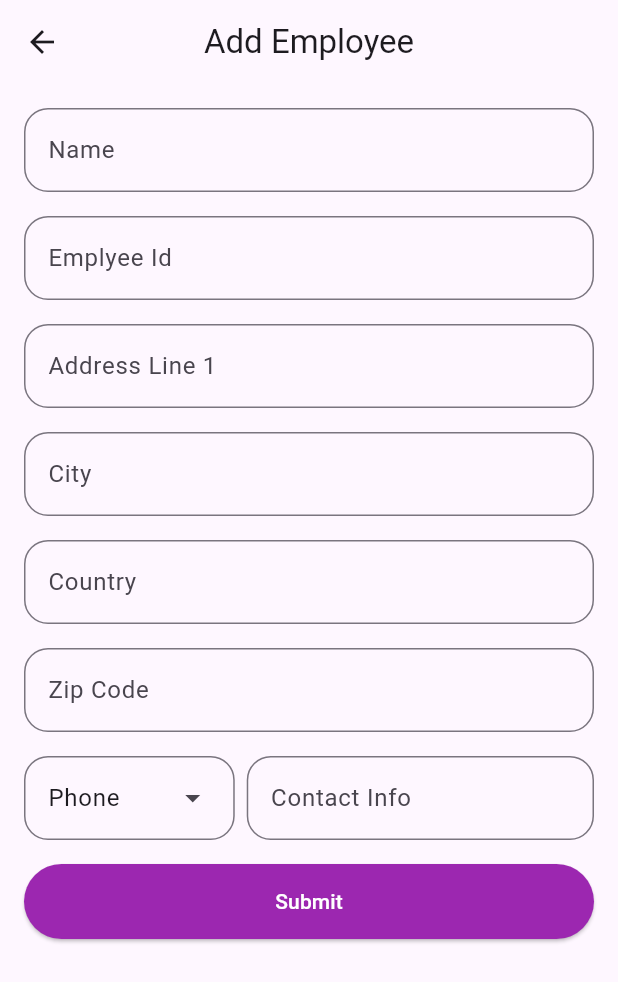
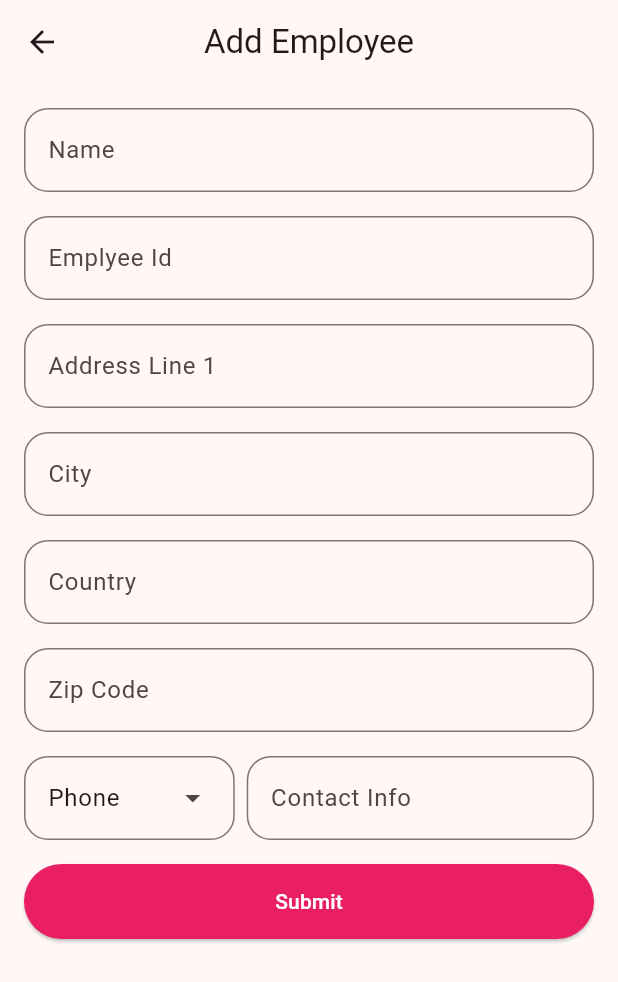
Before and after one commit to Akhand-Pratap-Tiwari/cosmo_test_CRUD_app, a Flutter app: the screen it shows after launch, after a tap on "Add Employee", on a phone screen of 412 x 824 dp. Shown: the top 982 px of the screen. Run offline on Flutter 3.47's test engine with Material 3 defaults, Android fonts, the light colour scheme and no system bars.

Commit message:
Main home page decoration done Create employee page done Details screen on going

```diff
--- a/lib/main.dart
+++ b/lib/main.dart
@@ -15,7 +15,12 @@ class MyApp extends StatelessWidget {
     return MaterialApp(
       title: 'Cosmos CRUD',
       theme: ThemeData(
-        colorScheme: ColorScheme.fromSeed(seedColor: Colors.deepPurple),
+        // textTheme: Theme.of(context).textTheme.apply(
+        //       bodyColor: Colors.white,
+        //       displayColor: Colors.white,
+        //     ),
+        listTileTheme: Theme.of(context).listTileTheme.copyWith(textColor: Colors.white),
+        colorScheme: ColorScheme.fromSeed(seedColor: Colors.pink),
         inputDecorationTheme: Theme.of(context).inputDecorationTheme.copyWith(
               border: OutlineInputBorder(borderRadius: defaultBorderRadius),
             ),
--- a/lib/screens/add_emp_screen/add_employee.dart
+++ b/lib/screens/add_emp_screen/add_employee_screen.dart
@@ -163,7 +163,7 @@ class EmployeeCreationFormState extends State<EmployeeCreationForm> {
             Center(
               child: ElevatedButton(
                 style: ElevatedButton.styleFrom(
-                  backgroundColor: Colors.purple,
+                  backgroundColor: Colors.pink,
                   minimumSize: Size(double.infinity, 50),
                 ),
                 child: Text(
--- a/lib/screens/emp_details_screen/emp_details_screen.dart
+++ b/lib/screens/emp_details_screen/emp_details_screen.dart
@@ -16,6 +16,8 @@ class EmployeeDetailsScreen extends StatelessWidget {
         centerTitle: true,
       ),
       body: Row(
+        // direction: Axis.horizontal,
+        mainAxisAlignment: MainAxisAlignment.center,
         children: [
           Column(
             crossAxisAlignment: CrossAxisAlignment.end,
@@ -30,7 +32,9 @@ class EmployeeDetailsScreen extends StatelessWidget {
               Text("Contact Value: "),
             ],
           ),
-          Column(
+          Container(
+            margin: EdgeInsets.only(right: 50.0),
+            child: Column(
               crossAxisAlignment: CrossAxisAlignment.start,
               children: [
                 Text(employee.name),
@@ -43,8 +47,11 @@ class EmployeeDetailsScreen extends StatelessWidget {
                     ? 'EMAIL'
                     : 'PHONE'),
                 Text(employee.contactValue),
+                // VerticalDivider()
               ],
-          )
+            ),
+          ),
+          // Container()
         ],
       ),
     );
--- a/lib/screens/home_screen/home_screen.dart
+++ b/lib/screens/home_screen/home_screen.dart
@@ -1,6 +1,6 @@
 import 'package:cosmo_test_app/api_calling_funcs/delete_employee.dart';
 import 'package:cosmo_test_app/api_calling_funcs/list_employee.dart';
-import 'package:cosmo_test_app/screens/add_emp_screen/add_employee.dart';
+import 'package:cosmo_test_app/screens/add_emp_screen/add_employee_screen.dart';
 import 'package:flutter/material.dart';
 import '../../models/employee.dart';
 import '../../univ_design_params.dart';
@@ -28,6 +28,8 @@ class _HomeScreenState extends State<HomeScreen> {
         child: empList,
       ),
       floatingActionButton: FloatingActionButton.extended(
+        backgroundColor: Colors.orange,
+        foregroundColor: Colors.white,
         onPressed: () {
           Navigator.push(context,
                   MaterialPageRoute(builder: (context) => AddEmployeeScreen()))
@@ -109,6 +111,12 @@ class EmployeesListState extends State<EmployeesList> {
                   // padding: EdgeInsets.all(4.0),
                   margin: EdgeInsets.all(8.0),
                   decoration: BoxDecoration(
+                    gradient: LinearGradient(
+                      colors: [Colors.pinkAccent, Colors.amber],
+                      stops: [0.0, 0.8],
+                      begin: Alignment.topLeft,
+                      end: Alignment.bottomRight,
+                    ),
                     borderRadius: defaultBorderRadius,
                     color: Colors.amber,
                   ),
@@ -152,14 +160,12 @@ class NoEmployeesAdded extends StatelessWidget {
   @override
   Widget build(BuildContext context) {
     return Center(
-      child: Container(
-        padding: EdgeInsets.all(16.0),
-        decoration: BoxDecoration(
-          color: Colors.purpleAccent.withOpacity(0.3),
-          borderRadius: defaultBorderRadius,
-        ),
-        child: Text(
-            "Oops looks like there is no one added in the list.\nTry to refresh or add employees."),
+      child: Column(
+        children: [
+          Image.asset("assets/img/undraw_No_data_re_kwbl.png"),
+          Text(
+              "Oops looks like there is no one added in the list.\nTry to refresh or add employees."),
+        ],
       ),
     );
   }
```
Also changed, not shown: pubspec.yaml (+4 -3 lines), assets/img/undraw_No_data_re_kwbl.png (added). Lines whose indentation alone changed are shown as unchanged.
